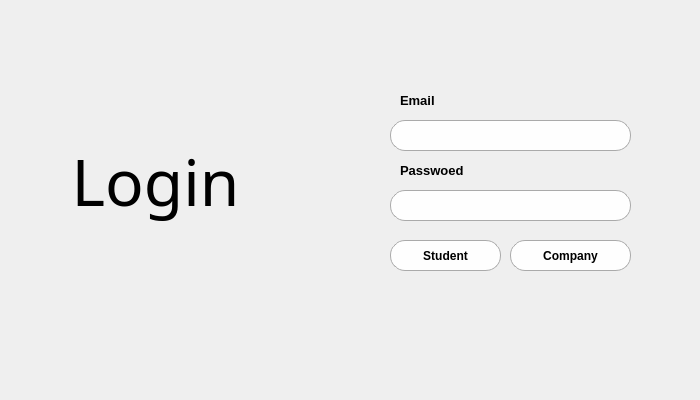
Old version of the form user_interface/login.ui in the repository azzam012/apprenticeship-application.
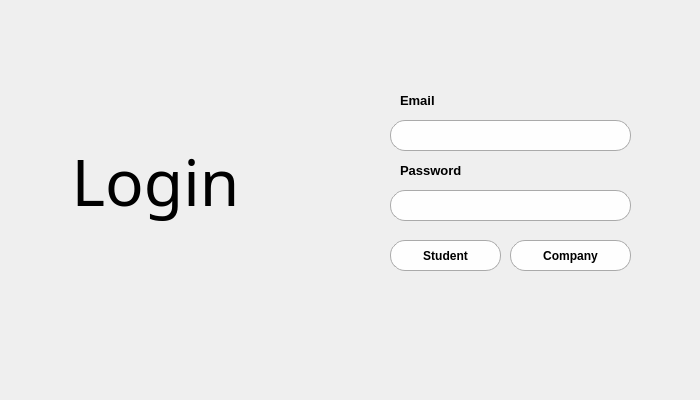
New version of the form. Icons and pictures are not drawn.

Commit message: to be completed

Patch:
```diff
--- a/user_interface/login.ui
+++ b/user_interface/login.ui
@@ -157,7 +157,7 @@
     <enum>QFrame::Sunken</enum>
    </property>
    <property name="text">
-    <string>Passwoed</string>
+    <string>Password</string>
    </property>
    <property name="textFormat">
     <enum>Qt::MarkdownText</enum>
```
Left out of the diff: 20 changed lines with no effect on the pictures. The commit also changes 1 other file.
